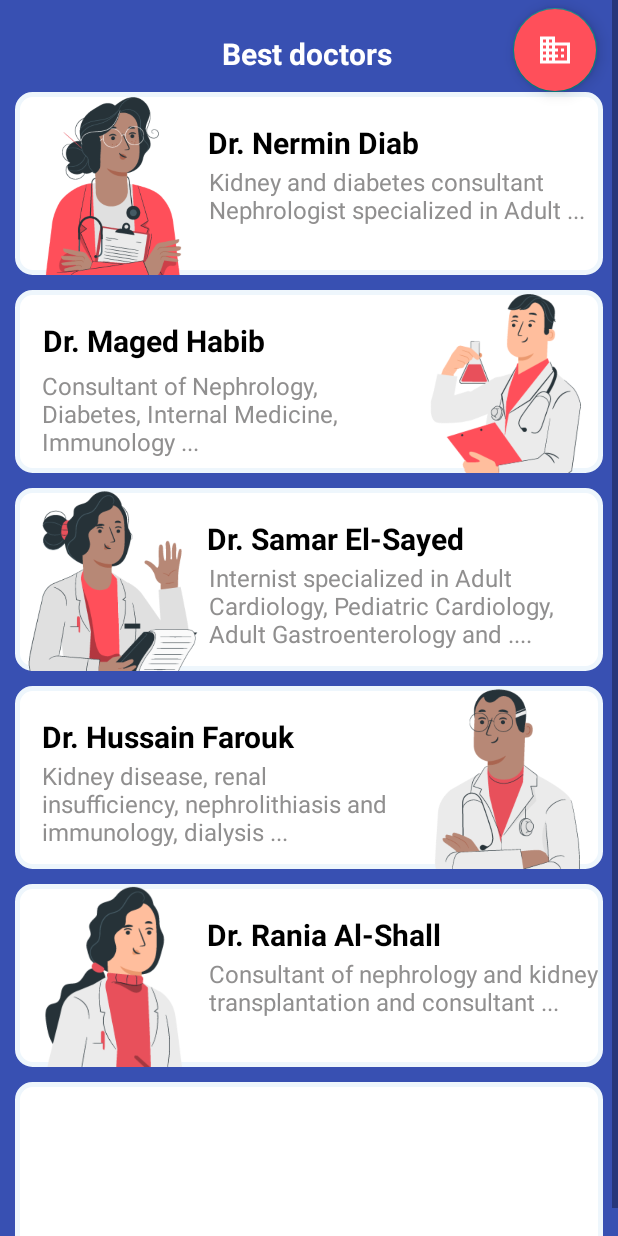
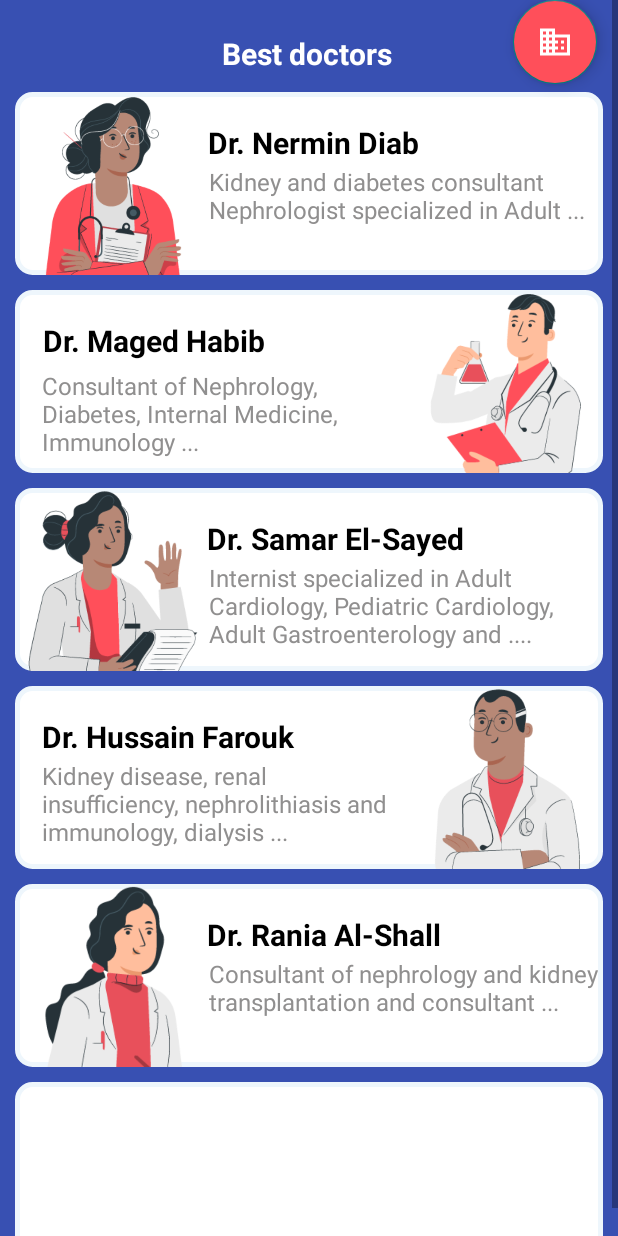
Before and after one commit to emangad99/MedScan, an Android app: the doctors screen opened directly, with no data from a screen before it, on a phone screen of 412 x 824 dp. Run offline under Robolectric (Android 15) with nearby library versions, the phone set to English and light mode, and no system bars.

Commit message:
init commit

```diff
--- a/app/src/main/res/layout/activity_doctors.xml
+++ b/app/src/main/res/layout/activity_doctors.xml
@@ -286,7 +286,7 @@ Nephrologist specialized in Adult ..."
         android:layout_height="wrap_content"
         android:layout_alignParentTop="true"
         android:layout_alignParentEnd="true"
-        android:layout_marginTop="5dp"
+        android:layout_marginTop="0dp"
         android:layout_marginEnd="14dp"
         android:layout_marginBottom="644dp"
         android:backgroundTint="@color/color2"
```
